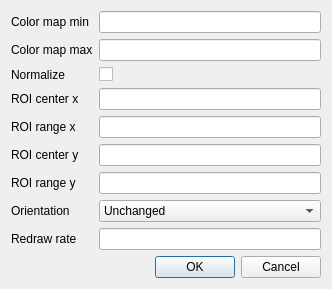
Qt form mods_ui/image_settings.ui (ebramyoussef/mods-ui) before a commit.
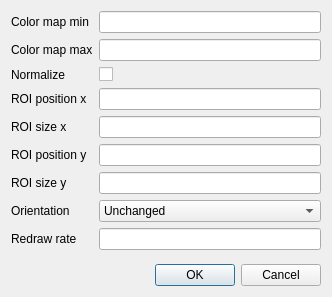
The same form after that commit.

Diff of the .ui file:
```diff
--- a/mods_ui/image_settings.ui
+++ b/mods_ui/image_settings.ui
@@ -7,7 +7,7 @@
     <x>0</x>
     <y>0</y>
     <width>332</width>
-    <height>268</height>
+    <height>297</height>
    </rect>
   </property>
   <property name="windowTitle">
@@ -49,7 +49,7 @@
      <item row="3" column="0">
       <widget class="QLabel" name="ROICenterXLabel">
        <property name="text">
-        <string>ROI center x</string>
+        <string>ROI position x</string>
        </property>
       </widget>
      </item>
@@ -59,7 +59,7 @@
      <item row="4" column="0">
       <widget class="QLabel" name="ROIRangeXLabel">
        <property name="text">
-        <string>ROI range x</string>
+        <string>ROI size x</string>
        </property>
       </widget>
      </item>
@@ -69,7 +69,7 @@
      <item row="5" column="0">
       <widget class="QLabel" name="ROICenterYLabel">
        <property name="text">
-        <string>ROI center y</string>
+        <string>ROI position y</string>
        </property>
       </widget>
      </item>
@@ -79,7 +79,7 @@
      <item row="6" column="0">
       <widget class="QLabel" name="ROIRangeYLabel">
        <property name="text">
-        <string>ROI range y</string>
+        <string>ROI size y</string>
        </property>
       </widget>
      </item>
```
Left out of the diff: 8 changed lines with no effect on the pictures.
